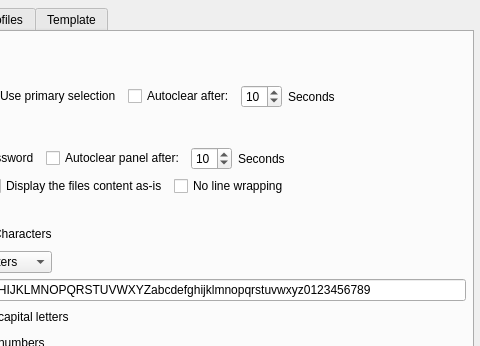
IJHack/QtPass, file src/configdialog.ui: the form before one commit; both pictures show x 179 to 659 and y 0 to 346 of the 659 by 728 pixel window.
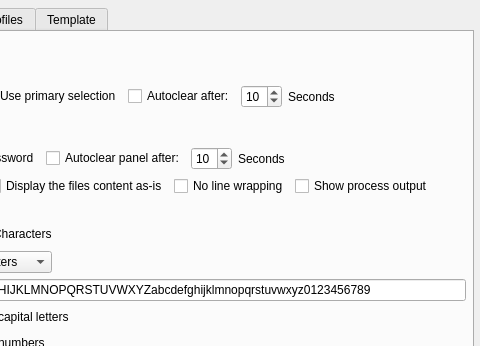
The form after the commit. Icons and pictures are not drawn.

Commit message:
feat: add process output area to mainwindow (#252)
- Add showProcessOutput setting to enable/disable output panel
- Add scrollable QTextEdit with clear button in status bar area
- Auto-scroll disabled when user scrolls up manually
- Output lines numbered and color-coded (red on error, black on success)
- Line limit of 1000 lines to prevent memory issues
- Connected to Pass::finishedAny signal for all operations
- Setting persisted in QtPassSettings

Patch:
```diff
--- a/src/configdialog.ui
+++ b/src/configdialog.ui
@@ -239,6 +239,13 @@
              </property>
             </widget>
            </item>
+            <item>
+             <widget class="QCheckBox" name="checkBoxShowProcessOutput">
+              <property name="text">
+               <string>Show process output</string>
+              </property>
+             </widget>
+            </item>
            <item>
             <spacer name="horizontalSpacer_9">
              <property name="orientation">
```
Lines whose indentation alone changed are shown as unchanged. The commit also changes 8 other files.
